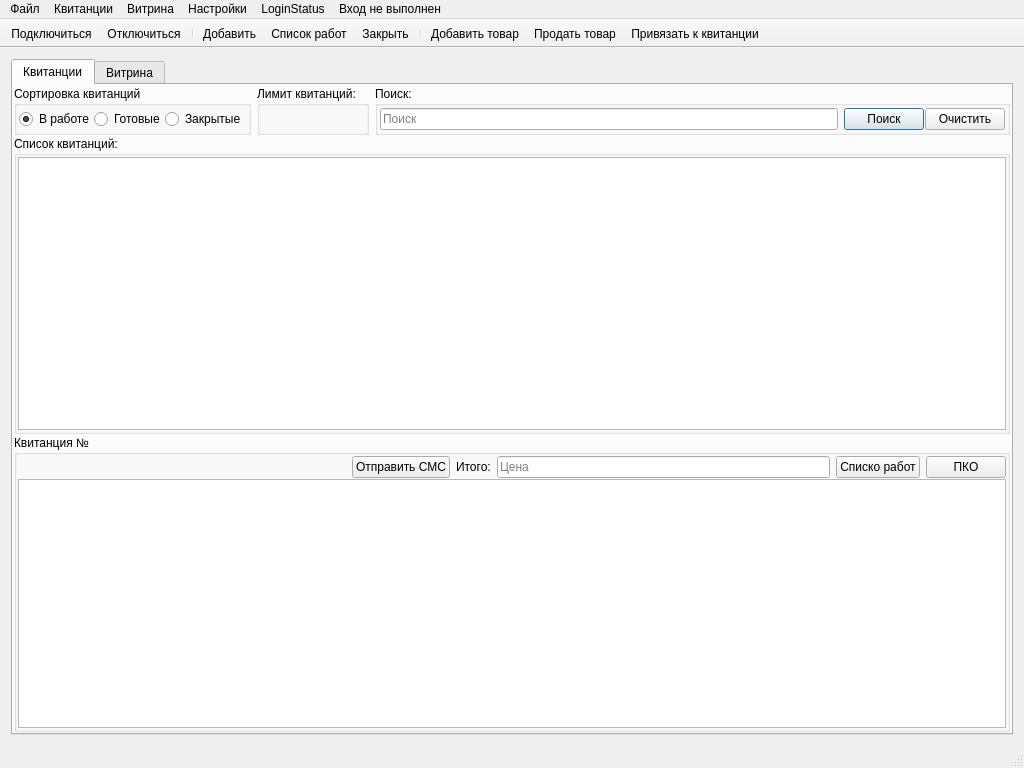
First picture: the form in mainwindow.ui, repository eboladev/XPPC, before the edit.
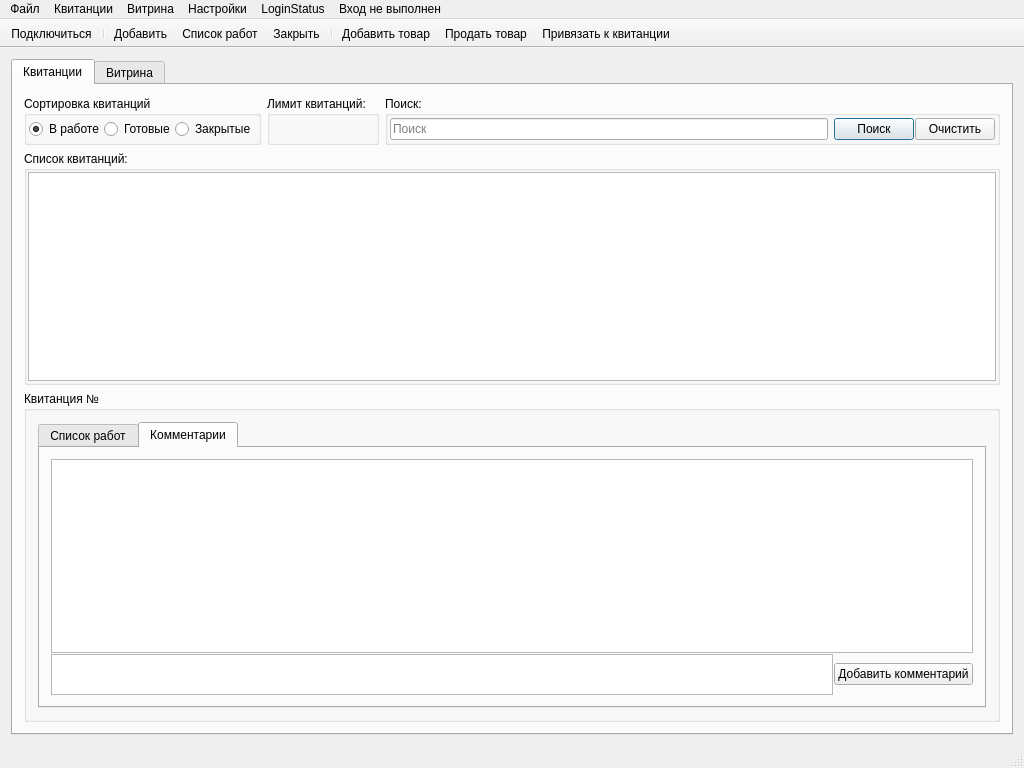
Second picture: the form after the edit. The open tabs and pages were chosen to show the change. Icons and pictures are not drawn. Custom widgets are drawn as their Qt base class.

Commit message: add comments support (only for ticket), added client on ticket notified status

What changed in the file:
```diff
--- a/mainwindow.ui
+++ b/mainwindow.ui
@@ -33,7 +33,7 @@
    <bool>false</bool>
   </property>
   <widget class="QWidget" name="centralWidget">
-   <layout class="QGridLayout" name="gridLayout">
+   <layout class="QGridLayout" name="gridLayout_4">
     <item row="0" column="0">
      <widget class="QTabWidget" name="tabWidget">
       <property name="tabPosition">
@@ -56,13 +56,7 @@
        <attribute name="title">
         <string>Квитанции</string>
        </attribute>
-       <layout class="QGridLayout" name="gridLayout_7">
-        <property name="margin">
-         <number>1</number>
-        </property>
-        <property name="spacing">
-         <number>1</number>
-        </property>
+       <layout class="QGridLayout" name="gridLayout_5">
         <item row="0" column="0">
          <layout class="QHBoxLayout" name="horizontalLayout">
           <item>
@@ -220,7 +214,7 @@
           <property name="flat">
            <bool>true</bool>
           </property>
-          <layout class="QGridLayout" name="gridLayout_5">
+          <layout class="QGridLayout" name="gridLayout">
            <property name="margin">
             <number>1</number>
            </property>
@@ -269,38 +263,30 @@
         </item>
         <item row="2" column="0">
          <widget class="QGroupBox" name="groupBoxFastTicketInfo">
+          <property name="maximumSize">
+           <size>
+            <width>16777215</width>
+            <height>600</height>
+           </size>
+          </property>
           <property name="title">
            <string>Квитанция №</string>
           </property>
-          <layout class="QGridLayout" name="gridLayout_4">
-           <property name="margin">
-            <number>1</number>
-           </property>
-           <property name="spacing">
-            <number>1</number>
-           </property>
+          <layout class="QGridLayout" name="gridLayout_7">
+           <item row="0" column="0">
+            <widget class="QTabWidget" name="tabWidgetFastTicketInfo">
+             <property name="currentIndex">
+              <number>0</number>
+             </property>
+             <widget class="QWidget" name="JobList">
+              <attribute name="title">
+               <string>Список работ</string>
+              </attribute>
+              <layout class="QGridLayout" name="gridLayout_14">
            <item row="0" column="0">
+                <layout class="QVBoxLayout" name="verticalLayout_4">
+                 <item>
             <layout class="QHBoxLayout" name="horizontalLayout_5">
-             <item>
-              <spacer name="horizontalSpacer">
-               <property name="orientation">
-                <enum>Qt::Horizontal</enum>
-               </property>
-               <property name="sizeHint" stdset="0">
-                <size>
-                 <width>40</width>
-                 <height>20</height>
-                </size>
-               </property>
-              </spacer>
-             </item>
-             <item>
-              <widget class="QPushButton" name="pushButtonSendSMS">
-               <property name="text">
-                <string>Отправить СМС</string>
-               </property>
-              </widget>
-             </item>
              <item>
               <widget class="QLabel" name="labelJobPrice">
                <property name="text">
@@ -311,27 +297,13 @@
              <item>
               <widget class="QLineEdit" name="lineEditTicketPrice">
                <property name="placeholderText">
-                <string>Цена</string>
-               </property>
-              </widget>
-             </item>
-             <item>
-              <widget class="QPushButton" name="pushButtonPrintJobList">
-               <property name="text">
-                <string>Списко работ</string>
-               </property>
-              </widget>
-             </item>
-             <item>
-              <widget class="QPushButton" name="pushButtonPrintTicketInfo">
-               <property name="text">
-                <string>ПКО</string>
+                      <string>Стоимость услуг</string>
                </property>
               </widget>
              </item>
             </layout>
            </item>
-           <item row="1" column="0">
+                 <item>
             <widget class="QTreeView" name="treeViewJobsOnTicket">
              <property name="enabled">
               <bool>true</bool>
@@ -345,6 +317,74 @@
             </widget>
            </item>
           </layout>
+               </item>
+              </layout>
+             </widget>
+             <widget class="QWidget" name="Comments">
+              <attribute name="title">
+               <string>Комментарии</string>
+              </attribute>
+              <layout class="QGridLayout" name="gridLayout_13">
+               <item row="0" column="0">
+                <layout class="QVBoxLayout" name="verticalLayout_5">
+                 <property name="spacing">
+                  <number>1</number>
+                 </property>
+                 <item>
+                  <widget class="QTreeView" name="treeViewTicketComments">
+                   <property name="indentation">
+                    <number>-1</number>
+                   </property>
+                   <attribute name="headerVisible">
+                    <bool>false</bool>
+                   </attribute>
+                   <attribute name="headerMinimumSectionSize">
+                    <number>15</number>
+                   </attribute>
+                  </widget>
+                 </item>
+                 <item>
+                  <layout class="QHBoxLayout" name="horizontalLayout_12">
+                   <property name="spacing">
+                    <number>1</number>
+                   </property>
+                   <item>
+                    <widget class="QPlainTextEdit" name="plainTextEditComment">
+                     <property name="maximumSize">
+                      <size>
+                       <width>16777215</width>
+                       <height>41</height>
+                      </size>
+                     </property>
+                    </widget>
+                   </item>
+                   <item>
+                    <widget class="QPushButton" name="pushButtonAddComment">
+                     <property name="text">
+                      <string>Добавить комментарий</string>
+                     </property>
+                     <property name="flat">
+                      <bool>false</bool>
+                     </property>
+                    </widget>
+                   </item>
+                  </layout>
+                 </item>
+                </layout>
+               </item>
+              </layout>
+             </widget>
+            </widget>
+           </item>
+          </layout>
+          <zorder>treeViewJobsOnTicket</zorder>
+          <zorder>plainTextEditComment</zorder>
+          <zorder>pushButtonAddComment</zorder>
+          <zorder>groupBoxTickets</zorder>
+          <zorder>treeViewTicketComments</zorder>
+          <zorder>horizontalSpacer</zorder>
+          <zorder>horizontalSpacer_3</zorder>
+          <zorder>tabWidgetFastTicketInfo</zorder>
          </widget>
         </item>
        </layout>
@@ -740,7 +780,6 @@
     <bool>false</bool>
    </attribute>
    <addaction name="actionConnect"/>
-   <addaction name="actionDisconnect"/>
    <addaction name="separator"/>
    <addaction name="actionOnAddReceiptClicked"/>
    <addaction name="actionOnJobListClicked"/>
```
Left out of the diff: 10 changed lines with no effect on the pictures. Lines whose indentation alone changed are shown as unchanged. The commit also changes 8 other files.
